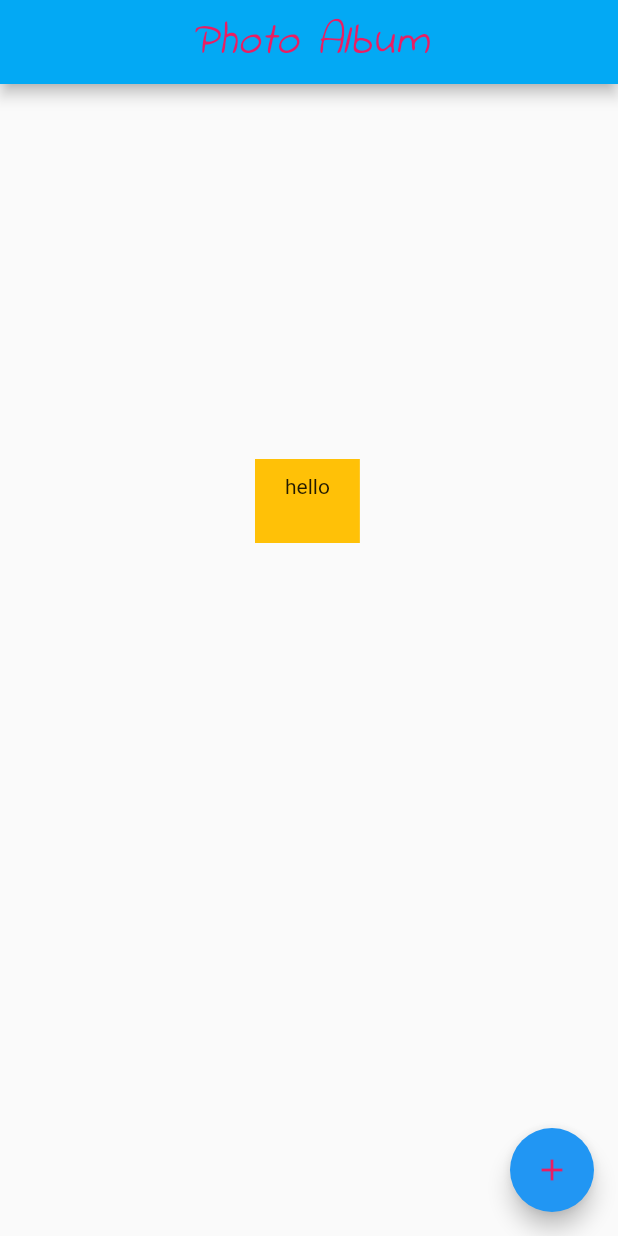
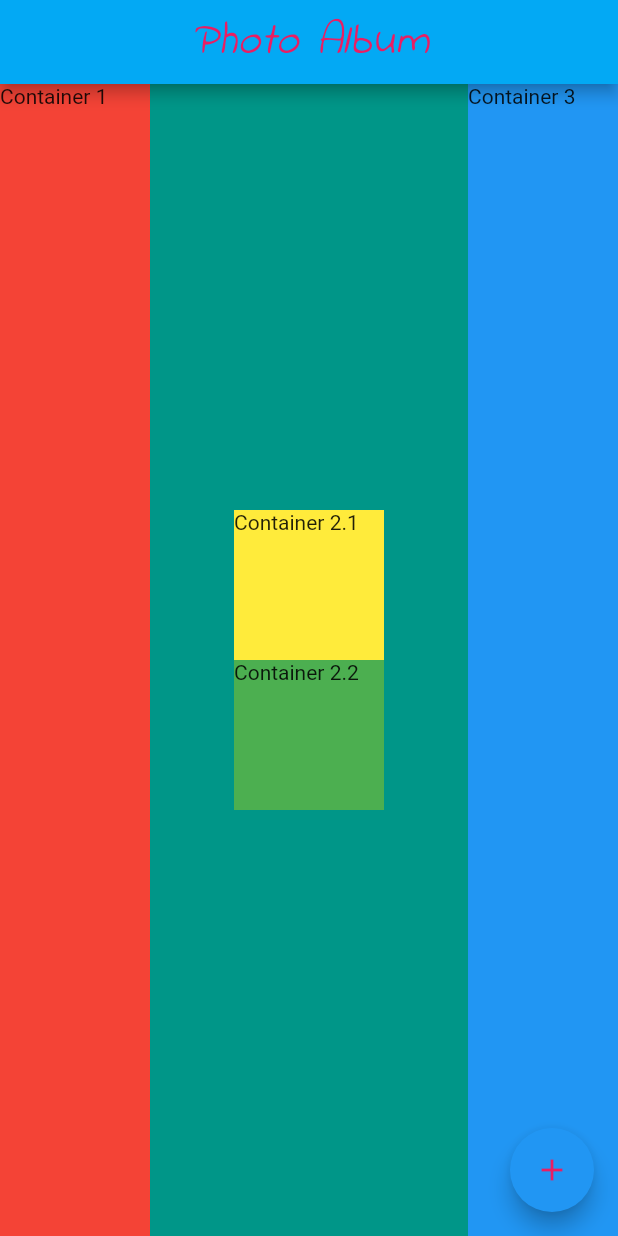
Before and after one commit to lodyne/fluttering, a Flutter app: the screen it shows after launch, on a phone screen of 412 x 824 dp. Run offline on Flutter 3.47's test engine with Material 2 defaults, Android fonts, the phone set to English and light mode, and no system bars.

Commit message:
feat(rows,columns):build template using columns and rows with their properties

```diff
--- a/newApp/lib/main.dart
+++ b/newApp/lib/main.dart
@@ -27,37 +27,43 @@ class HomePage extends StatelessWidget {
           ),
           backgroundColor: Colors.lightBlue,
         ),
-        // body: const Center(
-        //   child: Image(
-        //     image: AssetImage('images/bestyou.jpg'),
-        //   ),
-        // ),
-        body: Container(
-          color: Colors.amber,
-          padding: const EdgeInsets.fromLTRB(20, 10, 20, 30),
-          margin: const EdgeInsets.symmetric(horizontal: 170, vertical: 250),
-          child: const Text('hello'),
-
-          // child: ElevatedButton.icon(
-          //   onPressed: () {
-          //     print('clicked');
-          //   },
-          //   icon: const Icon(
-          //     Icons.home,
-          //     color: Colors.indigo,
-          //     size: 50.0,
-          //   ),
-          //   label: const Text(
-          //     "HomeComing",
-          //     style: TextStyle(
-          //       fontSize: 30.0,
-          //       fontStyle: FontStyle.italic,
-          //       fontFamily: 'IndieFlower',
-          //       letterSpacing: 0.5,
-          //       color: Colors.pink,
-          //     ),
-          //   ),
-          // ),
+        backgroundColor: Colors.teal,
+        body: SafeArea(
+          child: Row(
+            crossAxisAlignment: CrossAxisAlignment.stretch,
+            mainAxisAlignment: MainAxisAlignment.spaceBetween,
+            children: [
+              Container(
+                width: 100.0,
+                color: Colors.red,
+                child: const Text('Container 1'),
+              ),
+              const SizedBox(
+                width: 30.0,
+              ),
+              Column(mainAxisAlignment: MainAxisAlignment.center, children: [
+                Container(
+                  width: 100,
+                  height: 100,
+                  color: Colors.yellow,
+                  child: const Text('Container 2.1'),
+                ),
+                Container(
+                  width: 100,
+                  height: 100,
+                  color: Colors.green,
+                  child: const Text('Container 2.2'),
+                ),
+              ]),
+              const SizedBox(
+                width: 30.0,
+              ),
+              Container(
+                  width: 100.0,
+                  color: Colors.blue,
+                  child: const Text('Container 3')),
+            ],
+          ),
         ),
         // backgroundColor: Colors.pink,
         floatingActionButton: FloatingActionButton(
```
